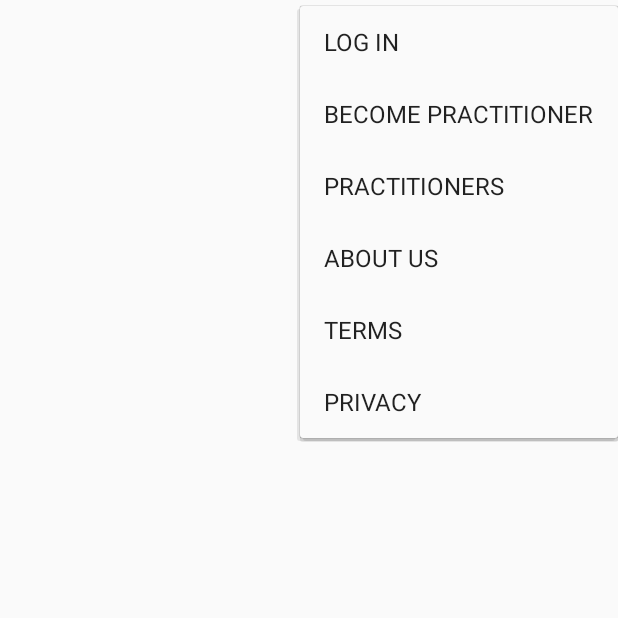
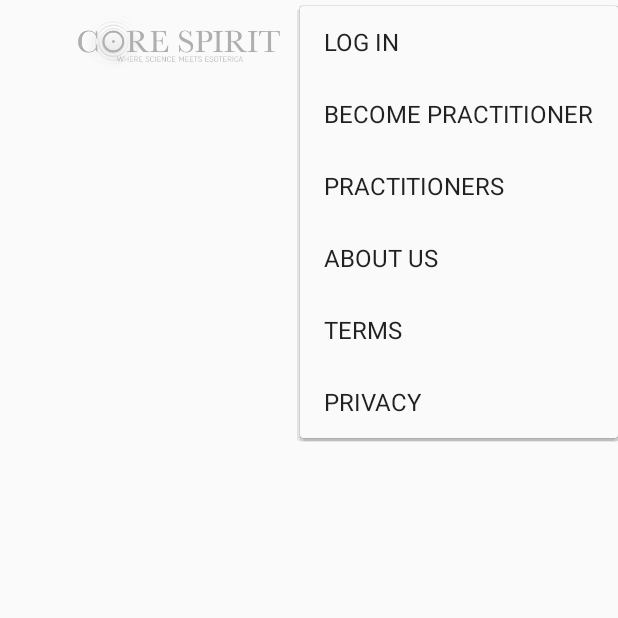
Before and after one commit to AlexMisiulia/cs-mobile, an Android app: the MainActivity screen opened directly, with no data from a screen before it, after a tap on "USER MENU", on a phone screen of 412 x 824 dp, the top half of it. Run offline under Robolectric (Android 15) with nearby library versions, the phone set to English and light mode, and no system bars; our stand-ins replace Picasso; network calls fail; pictures from the network do not load; 7 statements that could not run were skipped.

Commit message:
add logo toolbar, add loadMoreArticle async

```diff
--- a/app/src/main/java/com/binarysages/mobile/app/corespirit/MainActivity.kt
+++ b/app/src/main/java/com/binarysages/mobile/app/corespirit/MainActivity.kt
@@ -2,10 +2,8 @@ package com.binarysages.mobile.app.corespirit
 
 import android.content.Intent
 import android.os.Bundle
-import android.util.Log
 import android.view.Menu
 import android.view.MenuItem
-import android.widget.LinearLayout
 import androidx.appcompat.app.AppCompatActivity
 import androidx.appcompat.widget.Toolbar
 import androidx.recyclerview.widget.LinearLayoutManager
@@ -17,7 +15,8 @@ import com.binarysages.mobile.app.corespirit.network.CORE_SPIRIT_API
 
 
 class MainActivity : AppCompatActivity() {
-    lateinit var articleAdapter: ArticleListAdapter
+    private lateinit var articleAdapter: ArticleListAdapter
+    private var itemID: Int? = null
 
     override fun onOptionsItemSelected(item: MenuItem): Boolean {
         if (item.itemId in 1..2131165251) {
@@ -37,12 +36,14 @@ class MainActivity : AppCompatActivity() {
         super.onCreate(savedInstanceState)
         setContentView(R.layout.activity_main)
 
-        val bundle:Bundle =  intent.getBundleExtra("BUNDLE")!!
-        val art: Array<ArticleModel> = bundle.getSerializable("articles") as Array<ArticleModel>
-        Log.d("SIZE", art.size.toString())
+        val bundle: Bundle = intent.getBundleExtra("BUNDLE")!!
+        val articles: Array<ArticleModel> =
+            bundle.getSerializable("articles") as Array<ArticleModel>
+
         val toolbar: Toolbar = findViewById(R.id.toolbar)
         setSupportActionBar(toolbar)
         supportActionBar?.setDisplayShowTitleEnabled(false)
+
 
         //        find view by id
         val articlesRecyclerView: RecyclerView = findViewById(R.id.articlesRecycleViewList)
@@ -62,20 +63,22 @@ class MainActivity : AppCompatActivity() {
         }
 
         //        add listener to adapter
-//        articleAdapter = ArticleListAdapter(CORE_SPIRIT_API.getArticles(findViewById(android.R.id.content)), listener)
-//        articlesRecyclerView.adapter = articleAdapter
+        articleAdapter = ArticleListAdapter(articles, listener)
+        articlesRecyclerView.adapter = articleAdapter
 
 //        add on scroll listener for infinity scroll
-//        articlesRecyclerView.addOnScrollListener(
-//            object : RecyclerView.OnScrollListener() {
-//                override fun onScrolled(recyclerView: RecyclerView, dx: Int, dy: Int) {
-//                    super.onScrolled(recyclerView, dx, dy)
-//                    if (manager.itemCount - 3 == manager.findLastVisibleItemPosition()) {
-//                        articleAdapter.addArticles(CORE_SPIRIT_API.getArticles(findViewById(R.id.progressbar)))
-////                    notify adapter that content change
-//                        articleAdapter.notifyDataSetChanged()
-//                    }
-//                }
-//            })
+        articlesRecyclerView.addOnScrollListener(
+            object : RecyclerView.OnScrollListener() {
+                override fun onScrolled(recyclerView: RecyclerView, dx: Int, dy: Int) {
+                    super.onScrolled(recyclerView, dx, dy)
+                    if (manager.itemCount - 3 == manager.findLastVisibleItemPosition()) {
+                        if (itemID != null) {
+                            CORE_SPIRIT_API.getArticles(itemID!!, articleAdapter)
+                        } else {
+                            CORE_SPIRIT_API.getArticles(articleAdapter)
+                        }
+                    }
+                }
+            })
     }
 }
--- a/app/src/main/res/layout/activity_main.xml
+++ b/app/src/main/res/layout/activity_main.xml
@@ -12,7 +12,18 @@
         style="@style/AppTheme"
         android:layout_width="wrap_content"
         android:layout_height="wrap_content"
-        android:layout_gravity="end" />
+        android:layout_gravity="end">
+
+        <LinearLayout
+            android:layout_width="match_parent"
+            android:layout_height="match_parent">
+
+            <ImageView
+                android:layout_width="match_parent"
+                android:layout_height="50dp"
+                android:src="@drawable/logo" />
+        </LinearLayout>
+    </androidx.appcompat.widget.Toolbar>
 
     <androidx.recyclerview.widget.RecyclerView
         android:id="@+id/articlesRecycleViewList"
```
Also changed, not shown: app/src/main/java/com/binarysages/mobile/app/corespirit/network/CoreSpiritAPI.kt (+15 -4 lines), app/src/main/res/layout/toolbar.xml (deleted, +0 -7 lines).
